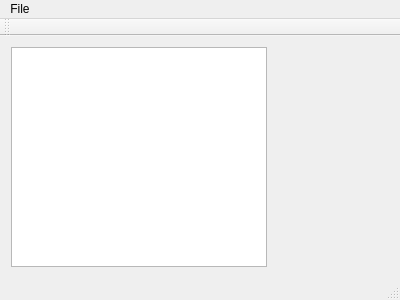
Old version of the form mainwindow.ui in the repository TimSC/sense-scanner.
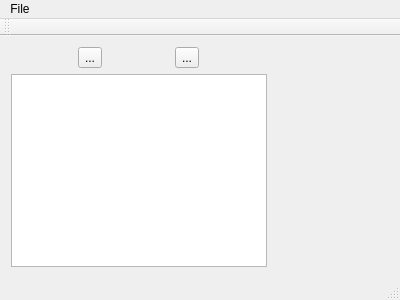
New version of the form. Icons and pictures are not drawn. Custom widgets are drawn as their Qt base class.

Commit message: Adding add and remove media buttons

```diff
--- a/mainwindow.ui
+++ b/mainwindow.ui
@@ -16,6 +16,34 @@
   <widget class="QWidget" name="centralWidget">
    <layout class="QHBoxLayout" name="horizontalLayout">
     <item>
+     <layout class="QVBoxLayout" name="verticalLayout">
+      <item>
+       <layout class="QHBoxLayout" name="horizontalLayout_2">
+        <item>
+         <widget class="QToolButton" name="toolButton_2">
+          <property name="text">
+           <string>...</string>
+          </property>
+          <property name="icon">
+           <iconset>
+            <normaloff>icons/archive-insert.png</normaloff>icons/archive-insert.png</iconset>
+          </property>
+         </widget>
+        </item>
+        <item>
+         <widget class="QToolButton" name="toolButton">
+          <property name="text">
+           <string>...</string>
+          </property>
+          <property name="icon">
+           <iconset>
+            <normaloff>icons/archive-remove.png</normaloff>icons/archive-remove.png</iconset>
+          </property>
+         </widget>
+        </item>
+       </layout>
+      </item>
+      <item>
      <widget class="SourcesList" name="dataSources">
       <property name="sizePolicy">
        <sizepolicy hsizetype="Minimum" vsizetype="Expanding">
@@ -25,6 +53,8 @@
       </property>
      </widget>
     </item>
+     </layout>
+    </item>
     <item>
      <widget class="VideoWidget" name="widget" native="true"/>
     </item>
```
Left out of the diff: 4 changed lines with no effect on the pictures. Lines whose indentation alone changed are shown as unchanged.
